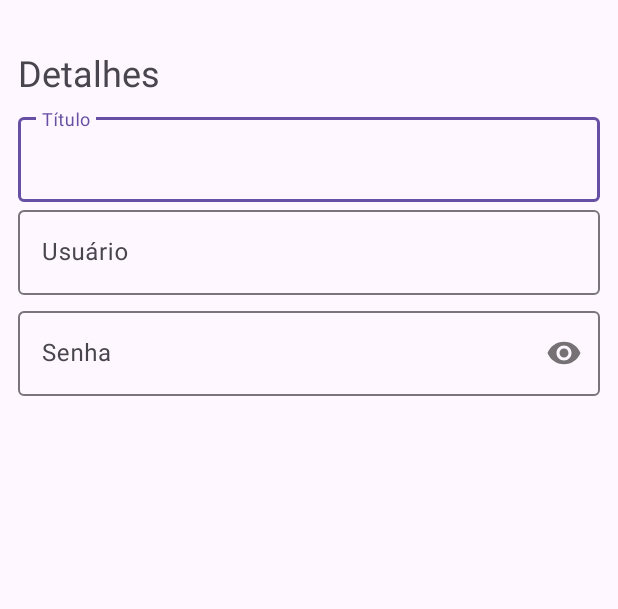
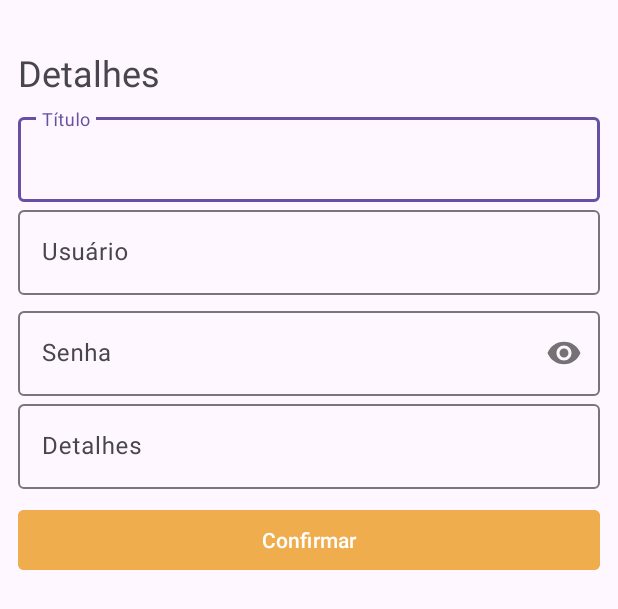
Before and after one commit to pedro256/pass-helper, an Android app: the layout frag_secret_details.xml on its own in the app's theme, with its tools: preview values and no code run, on a phone screen of 412 x 824 dp. Shown: the top 609 px of the screen. Run offline under Robolectric (Android 15) with nearby library versions, the phone set to English and light mode, and no system bars.

Commit message:
feat: Details in Secret shower & hab and disab input shower & be able to edit secret

```diff
--- a/app/src/main/res/layout/frag_secret_details.xml
+++ b/app/src/main/res/layout/frag_secret_details.xml
@@ -51,4 +51,24 @@
             android:hint="@string/label_password"
             android:inputType="textPassword" />
     </com.google.android.material.textfield.TextInputLayout>
+    <com.google.android.material.textfield.TextInputLayout
+        android:layout_width="match_parent"
+        android:layout_height="wrap_content">
+        <com.google.android.material.textfield.TextInputEditText
+            android:layout_width="match_parent"
+            android:layout_height="wrap_content"
+            android:id="@+id/txtDetails"
+            android:hint="@string/label_details"
+            android:inputType="textMultiLine"
+            />
+    </com.google.android.material.textfield.TextInputLayout>
+
+    <com.google.android.material.button.MaterialButton
+        android:id="@+id/btnConfirm"
+        android:layout_marginTop="10dp"
+        app:cornerRadius="4dp"
+        android:backgroundTint="@color/danger_900"
+        android:text="@string/label_confirm"
+        android:layout_width="match_parent"
+        android:layout_height="wrap_content"/>
 </LinearLayout>
--- a/app/src/main/res/values/colors.xml
+++ b/app/src/main/res/values/colors.xml
@@ -6,4 +6,5 @@
     <color name="primary_900">#3134ca</color>
     <color name="secondary_900">#00c397</color>
     <color name="neutro_900">#A3A2A2</color>
+    <color name="danger_900">#F0AD4E</color>
 </resources>
```
Also changed, not shown: app/src/main/java/com/example/passhelp/dao/SecretsDao.kt (+27 -3 lines), app/src/main/java/com/example/passhelp/fragments/HomeFragment.kt (+6 -8 lines), app/src/main/java/com/example/passhelp/fragments/SecretDetailsBottomSheetFragment.kt (+70 -10 lines).
